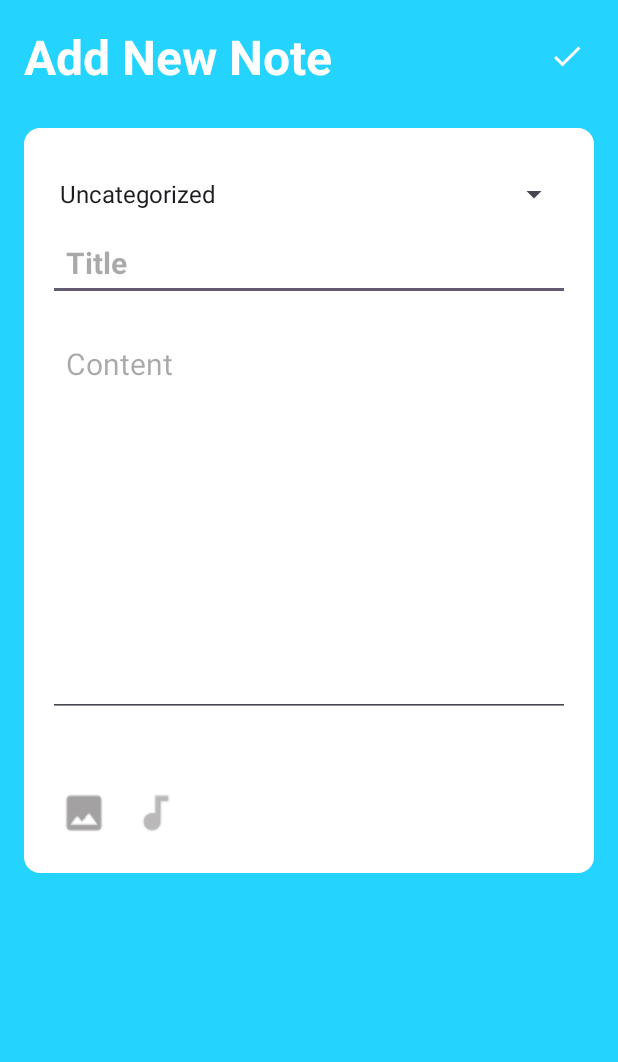
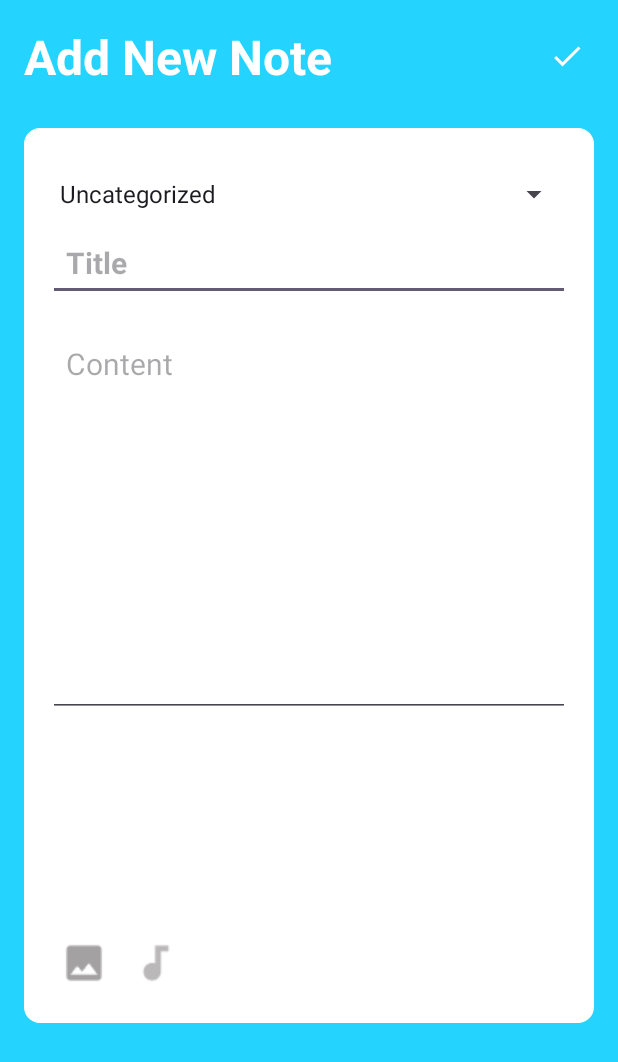
Before and after one commit to shoedogodo/notetakingApp4, an Android app: the screen it shows after launch once a user with an empty profile is signed in (NoteDetailsActivity), after a tap on an icon or button, on a phone screen of 412 x 824 dp. Shown: the top 1062 px of the screen. Run offline under Robolectric (Android 15) with nearby library versions, the phone set to English and light mode, and no system bars; our stand-ins replace Firebase (no records; nobody signed in at launch, a user with empty details on screens opened directly); pictures from the network do not load.

Commit message:
modify details

```diff
--- a/app/src/main/java/com/example/notetakingapp4/MainActivity.java
+++ b/app/src/main/java/com/example/notetakingapp4/MainActivity.java
@@ -3,10 +3,13 @@ package com.example.notetakingapp4;
 import androidx.annotation.NonNull;
 import androidx.annotation.Nullable;
 import androidx.appcompat.app.AppCompatActivity;
+import androidx.core.app.ActivityCompat;
 import androidx.recyclerview.widget.LinearLayoutManager;
 import androidx.recyclerview.widget.RecyclerView;
 
+import android.Manifest;
 import android.content.Intent;
+import android.content.pm.PackageManager;
 import android.graphics.Bitmap;
 import android.graphics.BitmapFactory;
 import android.net.Uri;
@@ -97,6 +100,13 @@ public class MainActivity extends AppCompatActivity {
 
         searchNotes = findViewById(R.id.search_notes);
         adapterloaded = false;
+
+        if (ActivityCompat.checkSelfPermission(this, Manifest.permission.READ_EXTERNAL_STORAGE) != PackageManager.PERMISSION_GRANTED ||
+                ActivityCompat.checkSelfPermission(this,Manifest.permission.WRITE_EXTERNAL_STORAGE) != PackageManager.PERMISSION_GRANTED){
+            ActivityCompat.requestPermissions(this,
+                    new String[]{Manifest.permission.READ_EXTERNAL_STORAGE, Manifest.permission.WRITE_EXTERNAL_STORAGE},
+                    1);
+        }
 
         addNoteBtn.setOnClickListener((v)->startActivity(new Intent(MainActivity.this,NoteDetailsActivity.class)));
         menuBtn.setOnClickListener((v)->showMenu());
--- /dev/null
+++ b/app/src/main/res/drawable/rounded_corner_with_background.xml
@@ -0,0 +1,8 @@
+<?xml version="1.0" encoding="utf-8"?>
+<shape xmlns:android="http://schemas.android.com/apk/res/android"
+    android:shape="rectangle">
+    <corners android:radius="10dp"/>
+    <stroke android:width="1dp" android:color="@color/my_primary"/>
+    <solid android:color="#F200C5FF"/>
+
+</shape>
--- a/app/src/main/res/layout/activity_main.xml
+++ b/app/src/main/res/layout/activity_main.xml
@@ -96,7 +96,10 @@
         android:layout_width="match_parent"
         android:layout_height="wrap_content"
         android:layout_below="@id/search_notes"
-        android:entries="@array/main_category_options" />
+        android:entries="@array/main_category_options"
+        android:spinnerMode="dropdown"
+        android:popupBackground="@drawable/rounded_corner_with_background"
+        android:dropDownSelector="#FFA500" />
 
     <androidx.recyclerview.widget.RecyclerView
         android:layout_width="match_parent"
--- a/app/src/main/res/layout/activity_note_details.xml
+++ b/app/src/main/res/layout/activity_note_details.xml
@@ -51,7 +51,11 @@
             android:layout_width="match_parent"
             android:layout_height="wrap_content"
             android:layout_marginTop="16dp"
-            android:entries="@array/category_options" />
+            android:entries="@array/category_options"
+            android:spinnerMode="dropdown"
+            android:popupBackground="@drawable/rounded_corner_with_background"
+            android:dropDownSelector="#FFA500"
+            />
 
         <EditText
             android:layout_width="match_parent"
@@ -81,7 +85,7 @@
         <androidx.recyclerview.widget.RecyclerView
             android:id="@+id/media_recycler_view"
             android:layout_width="match_parent"
-            android:layout_height="wrap_content"
+            android:layout_height="100dp"
             android:layout_below="@id/notes_content_text"
             android:layout_marginTop="16dp" />
 
--- a/app/src/main/res/values/strings.xml
+++ b/app/src/main/res/values/strings.xml
@@ -1,5 +1,5 @@
 <resources>
-    <string name="app_name">Note Taking App</string>
+    <string name="app_name">NotePad</string>
     <string-array name="category_options">
         <item>Uncategorized</item>
         <item>Personal</item>
--- /dev/null
+++ b/app/src/main/res/xml/file_paths.xml
@@ -0,0 +1,4 @@
+<?xml version="1.0" encoding="utf-8"?>
+<paths xmlns:android="http://schemas.android.com/apk/res/android">
+    <external-path name="external_files" path="." />
+</paths>
```
Also changed, not shown: app/src/main/AndroidManifest.xml (+15 -3 lines), app/src/main/java/com/example/notetakingapp4/AudioPlayerActivity.java (deleted, +0 -55 lines), app/src/main/java/com/example/notetakingapp4/MediaAdapter.java (+18 -3 lines), app/src/main/res/layout/activity_audio_player.xml (deleted, +0 -13 lines), app/src/main/res/layout/recyclerview_item.xml (+7 -6 lines), app/src/main/res/values/styles.xml (added, +11 -0 lines), app/src/main/res/drawable/ic_audiotrack_blue.png (added), app/src/main/res/drawable/ic_play_circle_outline.png (added), app/src/main/res/drawable/ic_stop.png (added), app/src/main/res/drawable/icon.jpg (added), app/src/main/res/drawable/icon_round_corner.png (added).
